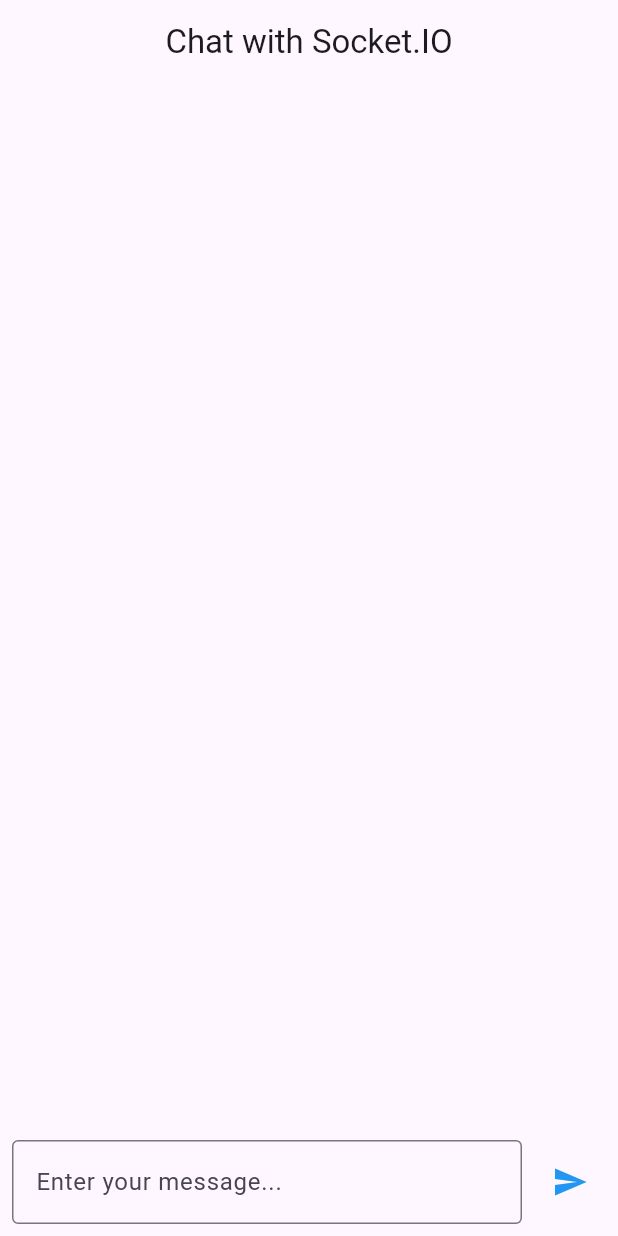
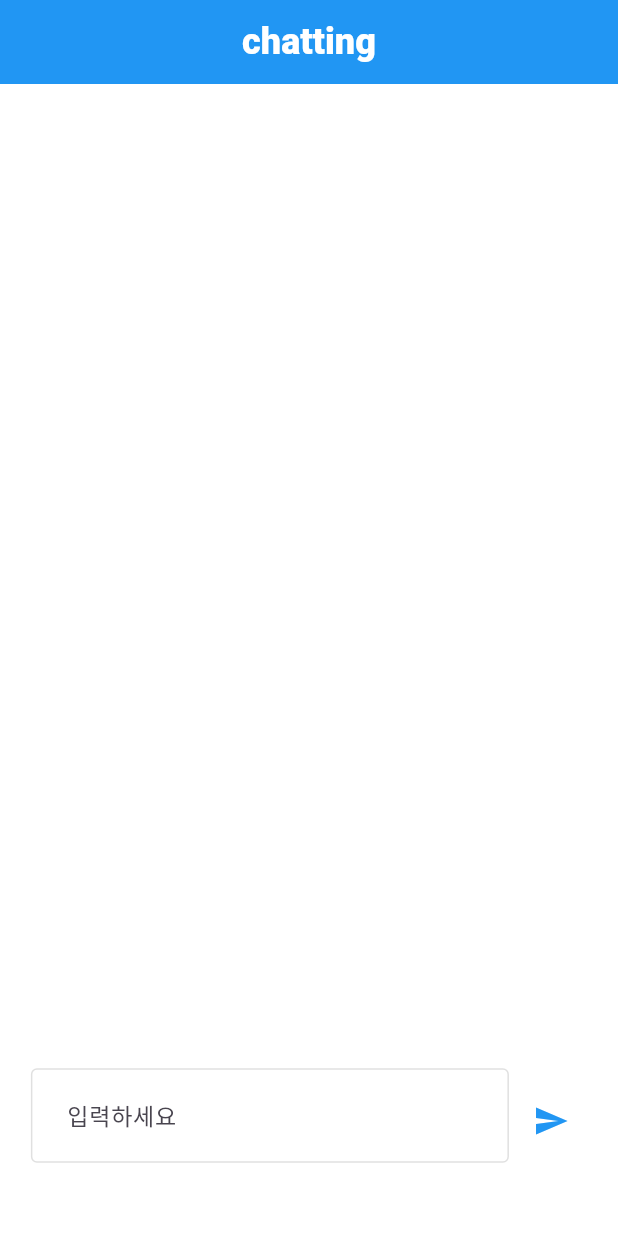
Before and after one commit to Kwontaebin/flutter_chatting_app, a Flutter app: the screen it shows after launch, after a tap on the "send" icon, on a phone screen of 412 x 824 dp. Run offline on Flutter 3.47's test engine with Material 3 defaults, Android fonts, the phone set to English and light mode, and no system bars; our stand-ins replace dio, fluttertoast, shimmer, socket_io_client; network calls fail.

Commit message:
textField 컴포넌트 수정 화면 구성 중

```diff
--- a/lib/common/component/custom_text_field.dart
+++ b/lib/common/component/custom_text_field.dart
@@ -18,11 +18,12 @@
   final double? width;
   final double? height;
   final ValueChanged<String> onChanged;
-  final bool onlyNum;
-  final bool obscureText;
-  final String myControllerText;
-  final bool autoFocus;
-  final bool textSpacing;
+  final bool onlyNum; // 오직 숫자만
+  final bool obscureText; // 글자 암호화(비밀번호)
+  final String myControllerText; // controller
+  final bool autoFocus; // 자동 포커스
+  final bool textSpacing; // 띄어쓰기
+  final bool clearText; // 버튼 또는 이벤트 발생시 textField 글자 지우기
 
   const CustomTextFieldWidget({
     super.key,
@@ -36,6 +37,7 @@
     this.myControllerText = "",
     this.autoFocus = false,
     this.textSpacing = false,
+    this.clearText = false,
   });
 
   @override
@@ -50,7 +52,18 @@
   void initState() {
     super.initState();
     _obscureText = widget.obscureText; // 초기 상태 설정
-    _myController.text = widget.myControllerText;
+    _myController.text = widget.myControllerText; // 초기 값 설정
+  }
+
+  @override
+  void didUpdateWidget(covariant CustomTextFieldWidget oldWidget) {
+    super.didUpdateWidget(oldWidget);
+    // myControllerText 값이 변경되었을 때 TextEditingController 업데이트
+    if(widget.clearText) {
+      if (widget.myControllerText != oldWidget.myControllerText) {
+        _myController.text = widget.myControllerText;
+      }
+    }
   }
 
   @override
--- /dev/null
+++ b/lib/home/view/home2.dart
@@ -0,0 +1,120 @@
+import 'package:flutter/material.dart';
+import 'package:flutter_chatting_app/common/component/custom_appbar.dart';
+import 'package:flutter_chatting_app/common/component/custom_text_field.dart';
+import 'package:flutter_chatting_app/common/function/sizeFn.dart';
+import 'package:socket_io_client/socket_io_client.dart' as IO;
+
+class TestScreen extends StatefulWidget {
+  const TestScreen({super.key});
+
+  @override
+  State<TestScreen> createState() => _TestScreenState();
+}
+
+class _TestScreenState extends State<TestScreen> {
+  late IO.Socket socket;
+  String message = "";
+  List<Map<String, String>> messages = []; // 채팅 메시지 리스트
+
+  @override
+  void initState() {
+    super.initState();
+    connectToServer();
+  }
+
+  void connectToServer() {
+    // Socket.IO 서버에 연결
+    socket = IO.io('http://localhost:3000', <String, dynamic>{
+      'transports': ['websocket'], // WebSocket만 사용
+      'autoConnect': true,
+    });
+
+    // 연결 성공
+    socket.onConnect((_) {
+      print('Connected to server');
+    });
+
+    // 메시지 수신
+    socket.on('receive_message', (data) {
+      setState(() {
+        messages.add({'sender': data['sender'], 'message': data['message']});
+      });
+    });
+
+    // 연결 해제
+    socket.onDisconnect((_) => print('Disconnected from server'));
+  }
+
+  void sendMessage() {
+    if (message.isEmpty) return;
+
+    // 메시지 서버로 전송
+    socket.emit('send_message', {
+      'sender': 'User1', // 보내는 사람 이름 (예: 로그인한 사용자)
+      'message': message,
+    });
+
+    setState(() {
+      messages.add({'sender': 'You', 'message': message});
+      message = "";
+    });
+
+    print(message);
+    print(messages);
+  }
+
+  @override
+  Widget build(BuildContext context) {
+    return Scaffold(
+      appBar: const CustomAppBar(
+        title: "chatting",
+        showLeading: false,
+      ),
+      body: GestureDetector(
+        onTap: () {
+          FocusScope.of(context).unfocus(); // 빈 공간 클릭 시 포커스 해제
+        },
+        child: Container(
+          width: double.infinity,
+          height: deviceHeight(context) * 1.0,
+          color: Colors.white,
+          child: Column(
+            children: [
+              Container(
+                  width: double.infinity,
+                  height: deviceHeight(context) * 0.8,
+                  color: Colors.white70),
+              SizedBox(
+                width: sizeFn(context).width * 0.9,
+                height: deviceHeight(context) * 0.2,
+                child: Row(
+                  children: [
+                    Expanded(
+                      child: CustomTextFieldWidget(
+                        hintText: "입력하세요",
+                        onChanged: (value) {
+                          setState(() {
+                            message = value;
+                          });
+                        },
+                        myControllerText: message,
+                        width: sizeFn(context).width * 0.77,
+                        clearText: true,
+                      ),
+                    ),
+                    SizedBox(width: sizeFn(context).width * 0.01),
+                    IconButton(
+                      icon: const Icon(Icons.send),
+                      onPressed: sendMessage,
+                      color: Colors.blue,
+                    ),
+                  ],
+                ),
+              ),
+            ],
+          ),
+        ),
+      ),
+    );
+  }
+}
--- a/lib/main.dart
+++ b/lib/main.dart
@@ -1,137 +1,20 @@
 import 'package:flutter/material.dart';
-import 'package:socket_io_client/socket_io_client.dart' as IO;
+import 'package:flutter_chatting_app/home/view/home2.dart';
+import 'home/view/home.dart';
 
 void main() {
   runApp(const MyApp());
 }
 
 class MyApp extends StatelessWidget {
-  const MyApp({Key? key}) : super(key: key);
+  const MyApp({super.key});
 
   @override
   Widget build(BuildContext context) {
-    return MaterialApp(
+    return const MaterialApp(
       debugShowCheckedModeBanner: false,
-      title: 'Socket.IO Chat',
-      theme: ThemeData(
-        primarySwatch: Colors.blue,
-      ),
-      home: ChatScreen(),
+      title: 'chatting app',
+      home: TestScreen(),
     );
   }
 }
-
-class ChatScreen extends StatefulWidget {
-  @override
-  _ChatScreenState createState() => _ChatScreenState();
-}
-
-class _ChatScreenState extends State<ChatScreen> {
-  late IO.Socket socket;
-  final TextEditingController _messageController = TextEditingController();
-  List<Map<String, String>> messages = []; // 채팅 메시지 리스트
-
-  @override
-  void initState() {
-    super.initState();
-    connectToServer();
-  }
-
-  void connectToServer() {
-    // Socket.IO 서버에 연결
-    socket = IO.io('http://localhost:3000', <String, dynamic>{
-      'transports': ['websocket'], // WebSocket만 사용
-      'autoConnect': true,
-    });
-
-    // 연결 성공
-    socket.onConnect((_) {
-      print('Connected to server');
-    });
-
-    // 메시지 수신
-    socket.on('receive_message', (data) {
-      setState(() {
-        messages.add({'sender': data['sender'], 'message': data['message']});
-      });
-    });
-
-    // 연결 해제
-    socket.onDisconnect((_) => print('Disconnected from server'));
-  }
-
-  void sendMessage() {
-    if (_messageController.text.trim().isEmpty) return;
-
-    // 메시지 서버로 전송
-    socket.emit('send_message', {
-      'sender': 'User1', // 보내는 사람 이름 (예: 로그인한 사용자)
-      'message': _messageController.text,
-    });
-
-    setState(() {
-      messages.add({'sender': 'You', 'message': _messageController.text});
-    });
-
-    _messageController.clear();
-  }
-
-  @override
-  void dispose() {
-    socket.dispose(); // 소켓 연결 해제
-    super.dispose();
-  }
-
-  @override
-  Widget build(BuildContext context) {
-    return Scaffold(
-      appBar: AppBar(
-        title: Text('Chat with Socket.IO'),
-        centerTitle: true,
-      ),
-      body: Column(
-        children: [
-          Expanded(
-            child: ListView.builder(
-              itemCount: messages.length,
-              itemBuilder: (context, index) {
-                final message = messages[index];
-                return ListTile(
-                  title: Text(
-                    message['message']!,
-                    style: TextStyle(
-                      color: message['sender'] == 'You' ? Colors.blue : Colors.black,
-                    ),
-                  ),
-                  subtitle: Text(message['sender']!),
-                );
-              },
-            ),
-          ),
-          Padding(
-            padding: const EdgeInsets.all(8.0),
-            child: Row(
-              children: [
-                Expanded(
-                  child: TextField(
-                    controller: _messageController,
-                    decoration: const InputDecoration(
-                      labelText: 'Enter your message...',
-                      border: OutlineInputBorder(),
-                    ),
-                  ),
-                ),
-                SizedBox(width: 8),
-                IconButton(
-                  icon: Icon(Icons.send),
-                  onPressed: sendMessage,
-                  color: Colors.blue,
-                ),
-              ],
-            ),
-          ),
-        ],
-      ),
-    );
-  }
-}
```
Also changed, not shown: lib/home/view/home.dart (added, +119 -0 lines), 3 other files.
